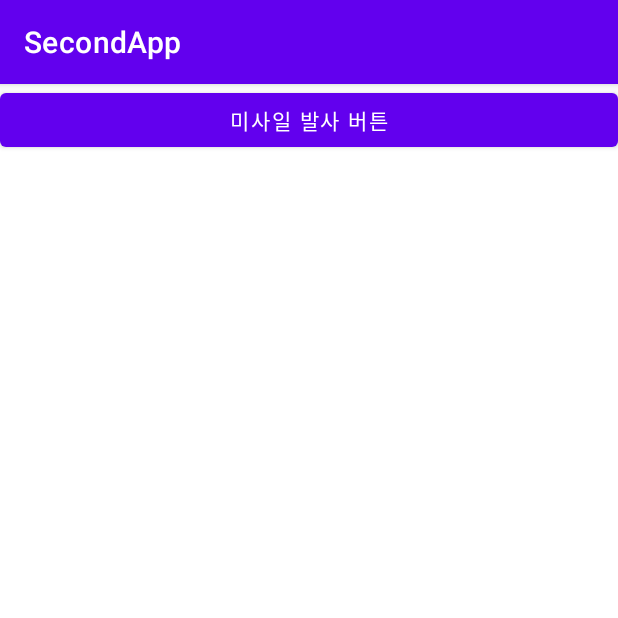
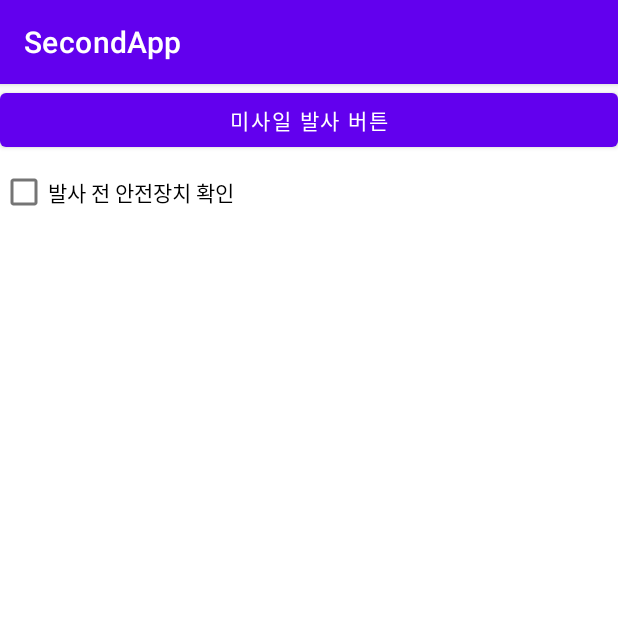
Before and after one commit to IceBorneVR/SecondApp, an Android app: the screen it shows after launch (MainActivity), on a phone screen of 412 x 824 dp, the top half of it. Run offline under Robolectric (Android 15) with nearby library versions, the phone set to English and light mode, and no system bars.

Commit message:
최종수정

```diff
--- a/app/src/main/java/com/example/secondapp/MainActivity.java
+++ b/app/src/main/java/com/example/secondapp/MainActivity.java
@@ -5,24 +5,29 @@ import androidx.appcompat.app.AppCompatActivity;
 import android.os.Bundle;
 import android.view.View;
 import android.widget.Button;
+import android.widget.CheckBox;
 import android.widget.Toast;
 
 public class MainActivity extends AppCompatActivity
 {
-    // 버튼 선언
+    // 변수 선언
     Button button1;
+    CheckBox check1;
 
+    // 앱 시작 후 가장 먼저 로딩디는 부분
     @Override
     protected void onCreate(Bundle savedInstanceState)
     {
         super.onCreate(savedInstanceState);
         setContentView(R.layout.activity_main);
 
-        // activity_main.xml 에서 생성했던 버튼과 연결
+        // activity_main.xml 에서 생성했던 객체와 연결
         button1 = (Button) findViewById(R.id.button1);
+        check1 = (CheckBox) findViewById(R.id.check1);
+
+        // 버튼 클릭시 동작할 이벤트
         button1.setOnClickListener(new View.OnClickListener()
         {
-            // 버튼 클릭시 동작할 이벤트
             @Override
             public void onClick(View view)
             {
@@ -30,5 +35,16 @@ public class MainActivity extends AppCompatActivity
                 Toast.makeText(getApplicationContext(),"발사 완료!", Toast.LENGTH_SHORT).show();
             }
         });
+
+        // 체크박스 클릭시 동작할 이벤트
+        check1.setOnClickListener(new View.OnClickListener()
+        {
+            @Override
+            public void onClick(View view)
+            {
+                // 팝업 메세지로 출력
+                Toast.makeText(getApplicationContext(),"안전 준비 완료!", Toast.LENGTH_SHORT).show();
+            }
+        });
     }
 }
--- a/app/src/main/res/layout/activity_main.xml
+++ b/app/src/main/res/layout/activity_main.xml
@@ -2,7 +2,8 @@
 <LinearLayout xmlns:android="http://schemas.android.com/apk/res/android"
     xmlns:tools="http://schemas.android.com/tools"
     android:layout_width="match_parent"
-    android:layout_height="match_parent">
+    android:layout_height="match_parent"
+    android:orientation="vertical">
 
     <Button
         android:layout_width="match_parent"
@@ -11,4 +12,11 @@
         android:text="@string/strBtn1">
     </Button>
 
+    <CheckBox
+        android:layout_width="match_parent"
+        android:layout_height="wrap_content"
+        android:id="@+id/check1"
+        android:text="@string/strCheck1">
+    </CheckBox>
+
 </LinearLayout>
--- a/app/src/main/res/values/strings.xml
+++ b/app/src/main/res/values/strings.xml
@@ -1,4 +1,5 @@
 <resources>
     <string name="app_name">SecondApp</string>
     <string name="strBtn1">미사일 발사 버튼</string>
+    <string name="strCheck1">발사 전 안전장치 확인</string>
 </resources>
```
